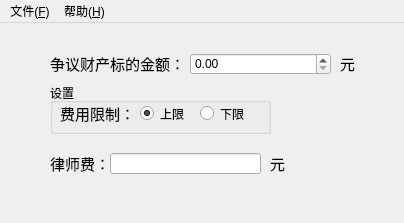
Before: the Qt Designer form mainwin.ui in FLHonker/legal_fare_calculator, drawn with Qt 5.
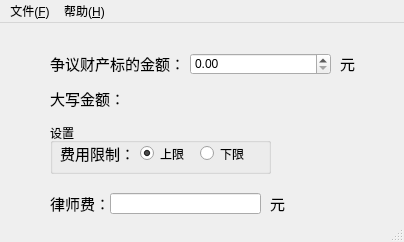
After: the same form once the commit is applied. Icons and pictures are not drawn.

Commit message: 增加状态栏，增加数字金额转化为汉字大写金额的功能。

The edit to the form file:
```diff
--- a/mainwin.ui
+++ b/mainwin.ui
@@ -7,13 +7,13 @@
     <x>0</x>
     <y>0</y>
     <width>404</width>
-    <height>223</height>
+    <height>242</height>
    </rect>
   </property>
   <property name="maximumSize">
    <size>
     <width>404</width>
-    <height>223</height>
+    <height>400</height>
    </size>
   </property>
   <property name="windowTitle">
@@ -80,7 +80,7 @@
     <property name="geometry">
      <rect>
       <x>60</x>
-      <y>80</y>
+      <y>120</y>
       <width>71</width>
       <height>21</height>
      </rect>
@@ -99,7 +99,7 @@
     <property name="geometry">
      <rect>
       <x>140</x>
-      <y>80</y>
+      <y>120</y>
       <width>51</width>
       <height>21</height>
      </rect>
@@ -115,7 +115,7 @@
     <property name="geometry">
      <rect>
       <x>200</x>
-      <y>80</y>
+      <y>120</y>
       <width>51</width>
       <height>21</height>
      </rect>
@@ -128,7 +128,7 @@
     <property name="geometry">
      <rect>
       <x>50</x>
-      <y>130</y>
+      <y>170</y>
       <width>54</width>
       <height>21</height>
      </rect>
@@ -147,7 +147,7 @@
     <property name="geometry">
      <rect>
       <x>110</x>
-      <y>130</y>
+      <y>170</y>
       <width>151</width>
       <height>21</height>
      </rect>
@@ -166,7 +166,7 @@
     <property name="geometry">
      <rect>
       <x>270</x>
-      <y>130</y>
+      <y>170</y>
       <width>21</width>
       <height>21</height>
      </rect>
@@ -186,7 +186,7 @@
     <property name="geometry">
      <rect>
       <x>50</x>
-      <y>60</y>
+      <y>100</y>
       <width>221</width>
       <height>51</height>
      </rect>
@@ -195,6 +195,44 @@
      <string>设置</string>
     </property>
    </widget>
+   <widget class="QLabel" name="label_6">
+    <property name="geometry">
+     <rect>
+      <x>50</x>
+      <y>65</y>
+      <width>71</width>
+      <height>21</height>
+     </rect>
+    </property>
+    <property name="font">
+     <font>
+      <family>宋体</family>
+      <pointsize>11</pointsize>
+     </font>
+    </property>
+    <property name="text">
+     <string>大写金额：</string>
+    </property>
+   </widget>
+   <widget class="QLabel" name="label_money">
+    <property name="geometry">
+     <rect>
+      <x>130</x>
+      <y>65</y>
+      <width>251</width>
+      <height>21</height>
+     </rect>
+    </property>
+    <property name="font">
+     <font>
+      <family>宋体</family>
+      <pointsize>10</pointsize>
+     </font>
+    </property>
+    <property name="text">
+     <string/>
+    </property>
+   </widget>
    <zorder>groupBox</zorder>
    <zorder>label</zorder>
    <zorder>label_2</zorder>
@@ -233,6 +271,7 @@
    <addaction name="menu_F"/>
    <addaction name="menu_H"/>
   </widget>
+  <widget class="QStatusBar" name="statusBar"/>
   <action name="actionClear">
    <property name="icon">
     <iconset resource="images.qrc">
```
Left out of the diff: 2 changed lines with no effect on the pictures. The commit also changes 11 other files.
